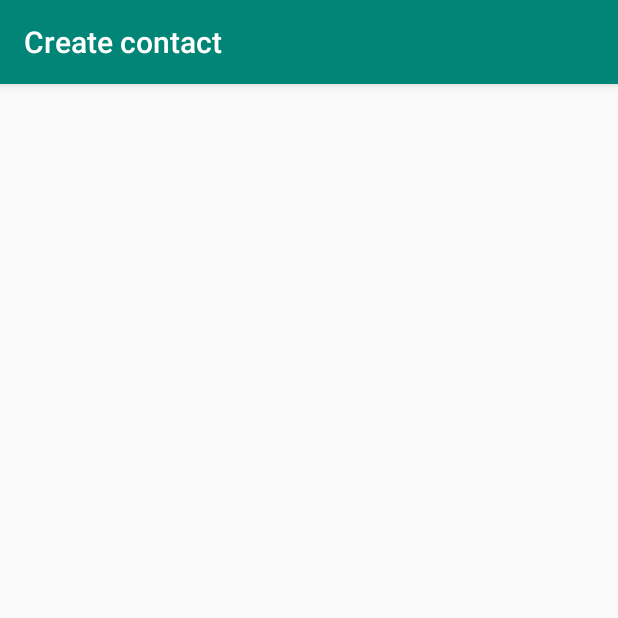
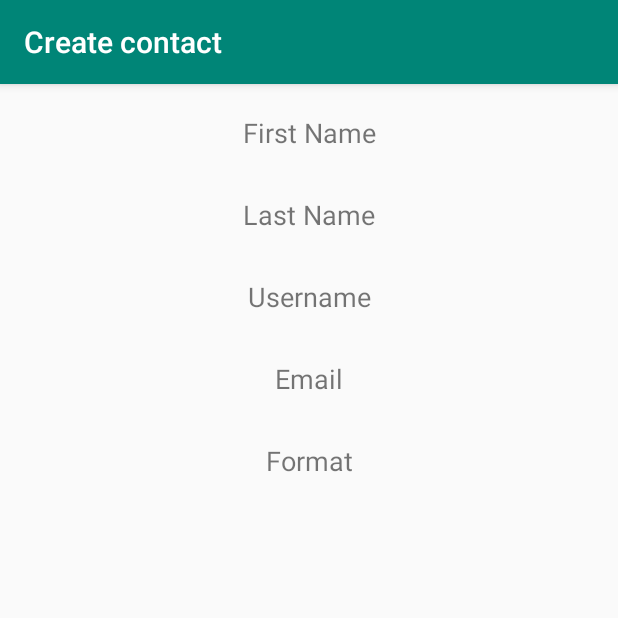
Before and after one commit to Mitra236/doPostAndroid, an Android app: the CreateContactActivity screen opened directly, with no data from a screen before it, on a phone screen of 412 x 824 dp, the top half of it. Run offline under Robolectric (Android 15) with nearby library versions, the phone set to English and light mode, and no system bars.

Commit message:
Layout contact, create contact

```diff
--- a/DoPostEmail/app/src/main/res/layout/activity_create_contact.xml
+++ b/DoPostEmail/app/src/main/res/layout/activity_create_contact.xml
@@ -1,6 +1,66 @@
 <?xml version="1.0" encoding="utf-8"?>
-<android.support.constraint.ConstraintLayout
+<RelativeLayout
     xmlns:android="http://schemas.android.com/apk/res/android" android:layout_width="match_parent"
     android:layout_height="match_parent">
 
-</android.support.constraint.ConstraintLayout>
+    <TextView
+        android:id="@+id/firstName"
+        android:layout_width="fill_parent"
+        android:layout_height="wrap_content"
+        android:layout_centerHorizontal="true"
+        android:gravity="center"
+        android:layout_marginTop="10dp"
+        android:padding="10dp"
+        android:text="First Name"
+        android:textSize="18sp" />
+
+    <TextView
+        android:id="@+id/lastName"
+        android:layout_width="fill_parent"
+        android:layout_height="wrap_content"
+        android:layout_centerHorizontal="true"
+        android:layout_below="@id/firstName"
+        android:gravity="center"
+        android:padding="10dp"
+        android:text="Last Name"
+        android:layout_marginTop="10dp"
+        android:textSize="18sp" />
+
+    <TextView
+        android:id="@+id/username"
+        android:layout_width="fill_parent"
+        android:layout_height="wrap_content"
+        android:layout_centerHorizontal="true"
+        android:layout_below="@id/lastName"
+        android:gravity="center"
+        android:padding="10dp"
+        android:text="Username"
+        android:layout_marginTop="10dp"
+        android:textSize="18sp" />
+
+    <TextView
+        android:id="@+id/email"
+        android:layout_width="fill_parent"
+        android:layout_height="wrap_content"
+        android:layout_centerHorizontal="true"
+        android:layout_below="@id/username"
+        android:gravity="center"
+        android:padding="10dp"
+        android:text="Email"
+        android:layout_marginTop="10dp"
+        android:textSize="18sp" />
+
+    <TextView
+        android:id="@+id/format"
+        android:layout_width="fill_parent"
+        android:layout_height="wrap_content"
+        android:layout_centerHorizontal="true"
+        android:layout_below="@id/email"
+        android:gravity="center"
+        android:padding="10dp"
+        android:text="Format"
+        android:layout_marginTop="10dp"
+        android:textSize="18sp" />
+
+
+</RelativeLayout>
```
Also changed, not shown: DoPostEmail/app/src/main/res/layout/activity_contact.xml (+55 -2 lines).
